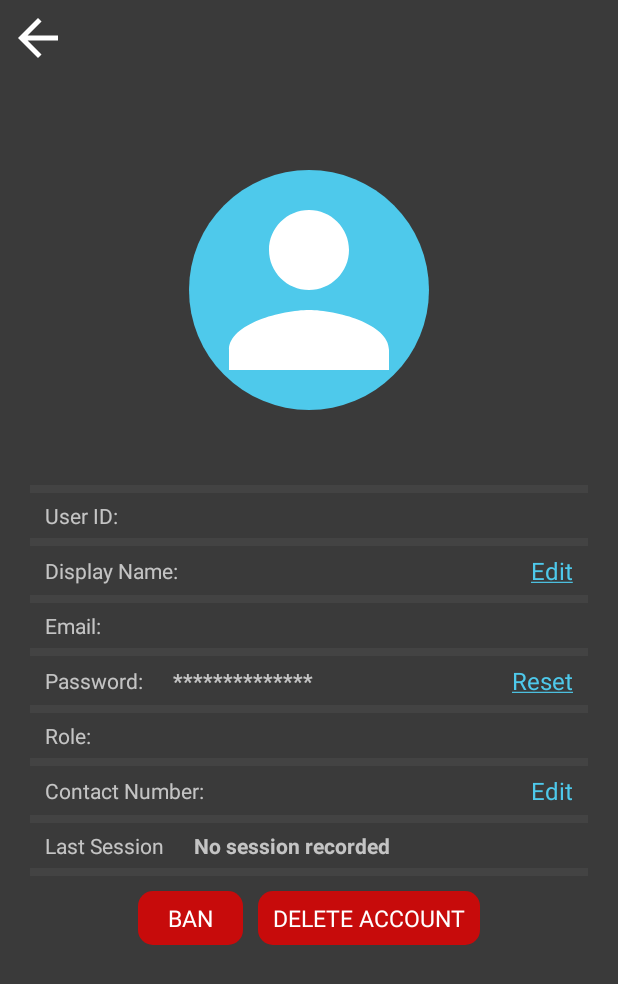
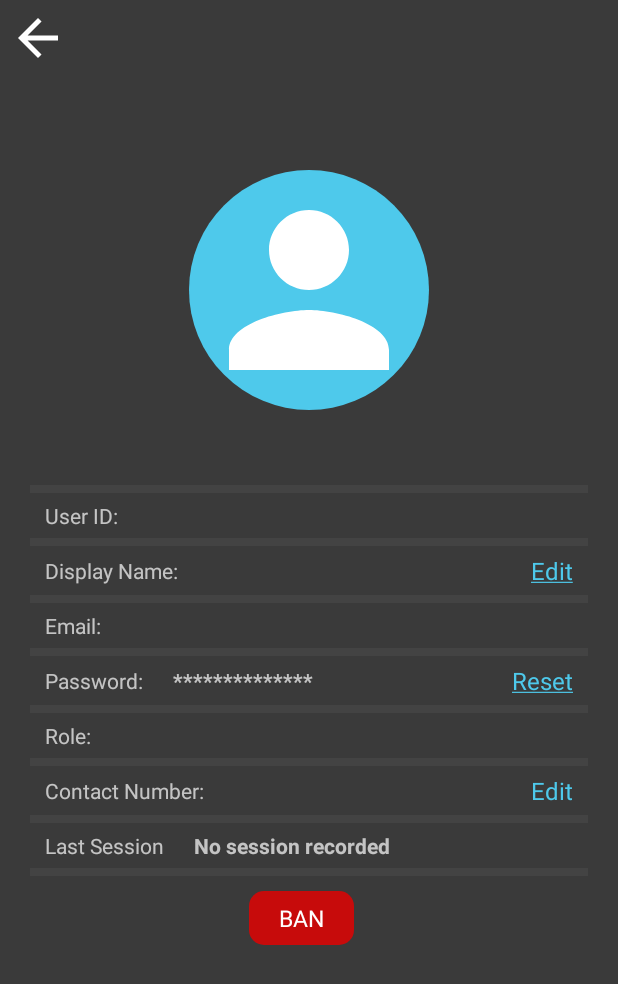
Before and after one commit to YoungSlicer098/Blue_Waves, an Android app: the AdminUserEditActivity screen opened directly, with no data from a screen before it, on a phone screen of 412 x 824 dp. Shown: the top 984 px of the screen. Run offline under Robolectric (Android 15) with nearby library versions, the phone set to English and light mode, and no system bars; our stand-ins replace Firebase (no records; nobody signed in at launch, a user with empty details on screens opened directly); libraries missing offline, so code that uses them is left out: com.github.chrisbanes.photoview, com.github.dhaval2404.imagepicker; pictures from the network do not load; Roboto replaces fonts that are not available here; 10 statements that could not run were skipped.

Commit message:
Update 0.6.1 Fixed small bugs

```diff
--- a/app/src/main/res/layout/activity_admin_user_edit.xml
+++ b/app/src/main/res/layout/activity_admin_user_edit.xml
@@ -484,9 +484,9 @@
                     android:background="@drawable/rounded_corner_unbanned"
                     android:layout_centerHorizontal="true"
                     android:layout_centerVertical="true"
-                    android:layout_toStartOf="@id/delete_account_btn"
                     android:id="@+id/unban_btn"
                     android:layout_marginEnd="10dp"
+                    android:maxLines="1"
                     android:visibility="visible"/>
                 <TextView
                     android:layout_width="wrap_content"
@@ -500,23 +500,22 @@
                     android:textColor="@color/white"
                     android:layout_centerVertical="true"
                     android:layout_centerHorizontal="true"
-                    android:layout_toStartOf="@id/delete_account_btn"
                     android:id="@+id/ban_btn"
                     android:layout_marginEnd="10dp"/>
 
-                <TextView
-                    android:layout_width="wrap_content"
-                    android:layout_height="wrap_content"
-                    android:text="DELETE ACCOUNT"
-                    android:textSize="15sp"
-                    android:paddingHorizontal="10dp"
-                    android:paddingVertical="7dp"
-                    android:background="@drawable/rounded_corner_save"
-                    android:backgroundTint="@color/red"
-                    android:textColor="@color/white"
-                    android:layout_centerVertical="true"
-                    android:layout_centerHorizontal="true"
-                    android:id="@+id/delete_account_btn"/>
+<!--                <TextView-->
+<!--                    android:layout_width="wrap_content"-->
+<!--                    android:layout_height="wrap_content"-->
+<!--                    android:text="DELETE ACCOUNT"-->
+<!--                    android:textSize="15sp"-->
+<!--                    android:paddingHorizontal="10dp"-->
+<!--                    android:paddingVertical="7dp"-->
+<!--                    android:background="@drawable/rounded_corner_save"-->
+<!--                    android:backgroundTint="@color/red"-->
+<!--                    android:textColor="@color/white"-->
+<!--                    android:layout_centerVertical="true"-->
+<!--                    android:layout_centerHorizontal="true"-->
+<!--                    android:id="@+id/delete_account_btn"/>-->
             </RelativeLayout>
         </LinearLayout>
 
```
Also changed, not shown: app/src/main/java/com/dld/bluewaves/AdminUserEditActivity.kt (+58 -48 lines), app/src/main/java/com/dld/bluewaves/utils/AndroidUtils.kt (+4 -4 lines).
